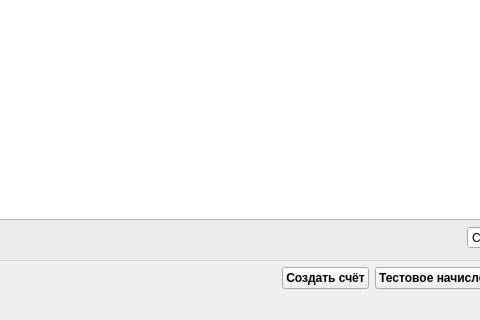
Before: the Qt Designer form pages/accountspage.ui in RakIhar/NeobankClientWidgets, drawn with Qt 5; both pictures show x 292 to 772 and y 280 to 600 of the 900 by 600 pixel window.
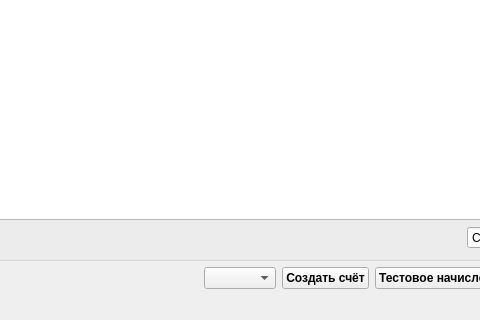
After: the same form once the commit is applied.

Patch:
```diff
--- a/pages/accountspage.ui
+++ b/pages/accountspage.ui
@@ -108,6 +108,9 @@
        </property>
       </spacer>
      </item>
+     <item>
+      <widget class="QComboBox" name="currencyComboBox"/>
+     </item>
      <item>
       <widget class="QPushButton" name="createButton">
        <property name="font">
```
